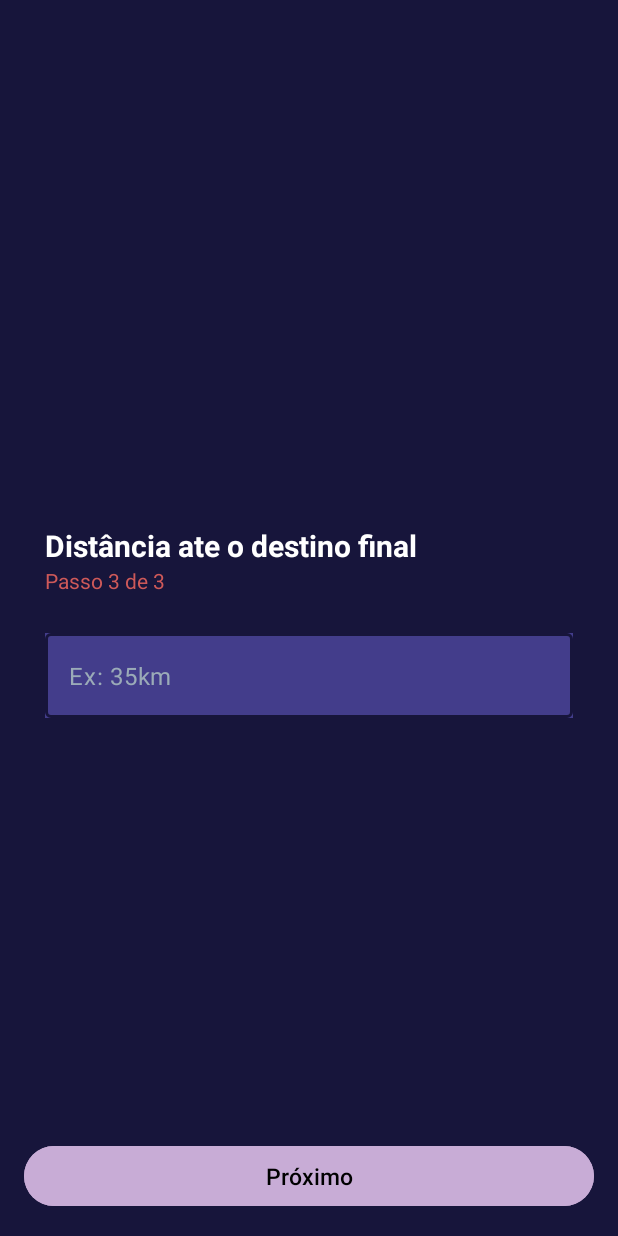
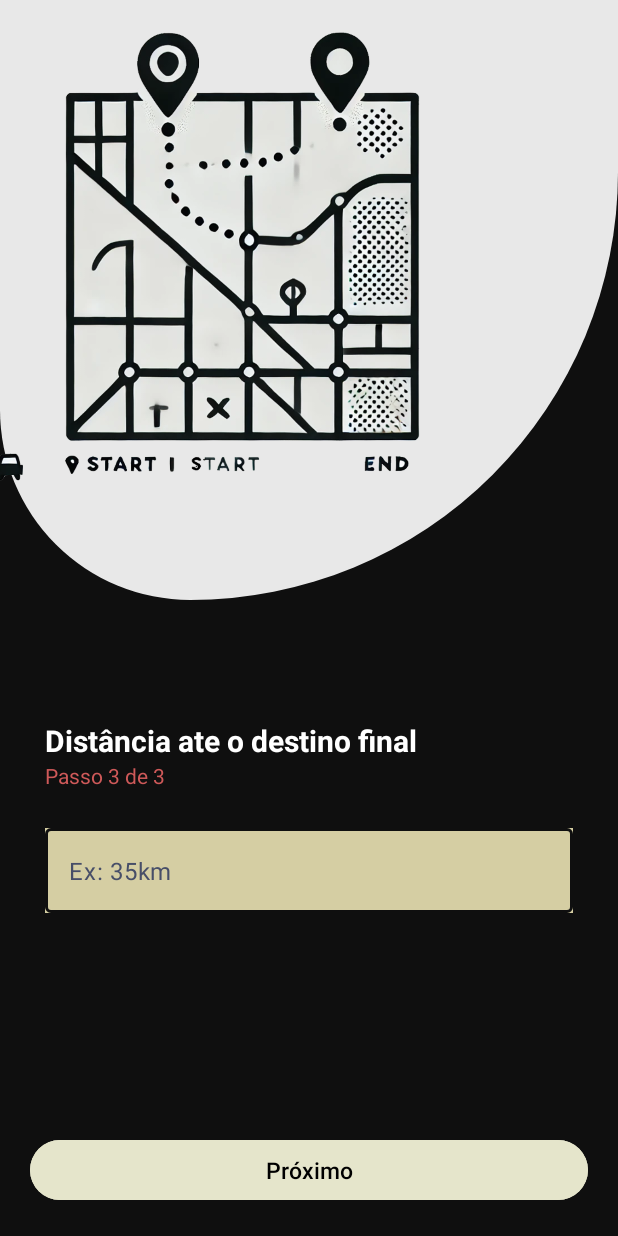
Before and after one commit to marcuspereira02/fuelCalculator, an Android app: the DistanceActivity screen opened directly, with no data from a screen before it, on a phone screen of 412 x 824 dp. Run offline under Robolectric (Android 15) with nearby library versions, the phone set to English and light mode, and no system bars.

Commit message:
moudando o layout do aplicativo

```diff
--- /dev/null
+++ b/app/src/main/res/drawable/layout_bg.xml
@@ -0,0 +1,8 @@
+<?xml version="1.0" encoding="utf-8"?>
+<shape xmlns:android="http://schemas.android.com/apk/res/android">
+    <solid android:color="#E8E8E8"/>
+    <corners android:bottomLeftRadius="400dp"
+        android:bottomRightRadius="900dp"
+        android:topLeftRadius="0dp"
+        android:topRightRadius="0dp"/>
+</shape>
--- a/app/src/main/res/layout/activity_distance.xml
+++ b/app/src/main/res/layout/activity_distance.xml
@@ -8,15 +8,39 @@
     android:layout_height="match_parent"
     tools:context=".DistanceActivity">
 
+    <androidx.constraintlayout.widget.ConstraintLayout
+        android:layout_width="match_parent"
+        android:layout_height="match_parent"
+        android:background="@color/primary">
+
+        <androidx.constraintlayout.widget.ConstraintLayout
+            android:id="@+id/constraintLayout"
+            android:layout_width="match_parent"
+            android:layout_height="400dp"
+            android:background="@drawable/layout_bg"
+            app:layout_constraintTop_toTopOf="parent"
+            app:layout_constraintStart_toStartOf="parent"
+            app:layout_constraintEnd_toEndOf="parent">
+
+            <ImageView
+                android:layout_width="wrap_content"
+                android:layout_height="330dp"
+                android:layout_marginEnd="90dp"
+                android:src="@drawable/distance_png"
+                app:layout_constraintEnd_toEndOf="parent"
+                app:layout_constraintStart_toStartOf="parent"
+                app:layout_constraintTop_toTopOf="parent" />
+        </androidx.constraintlayout.widget.ConstraintLayout>
+
         <Button
             android:id="@+id/btn_Proximo3"
             android:layout_width="match_parent"
             android:layout_height="wrap_content"
-        android:layout_margin="16dp"
+            android:layout_margin="20dp"
+            android:backgroundTint="@color/secondary"
+            android:text="Próximo"
             android:textColor="@color/black"
-        android:backgroundTint="@color/secondary"
-        android:textSize= "15dp"
-        android:text="Próximo"
+            android:textSize="15sp"
             app:layout_constraintBottom_toBottomOf="parent"
             app:layout_constraintEnd_toEndOf="parent"
             app:layout_constraintStart_toStartOf="parent" />
@@ -25,30 +49,30 @@
             android:id="@+id/textView3"
             android:layout_width="wrap_content"
             android:layout_height="wrap_content"
-        android:layout_marginTop="350dp"
             android:layout_marginStart="30dp"
+            android:layout_marginTop="80dp"
             android:text="Distância ate o destino final"
             android:textColor="@color/white"
-        android:textSize="20dp"
+            android:textSize="20sp"
             android:textStyle="bold"
             app:layout_constraintStart_toStartOf="parent"
-        app:layout_constraintTop_toTopOf="parent" />
+            app:layout_constraintTop_toBottomOf="@+id/constraintLayout" />
 
         <TextView
             android:id="@+id/textView4"
             android:layout_width="wrap_content"
             android:layout_height="wrap_content"
+            android:layout_marginStart="30dp"
             android:text="Passo 3 de 3"
             android:textColor="@color/passo"
-        android:layout_marginStart="30dp"
             app:layout_constraintStart_toStartOf="parent"
             app:layout_constraintTop_toBottomOf="@+id/textView3" />
 
         <com.google.android.material.textfield.TextInputLayout
             android:layout_width="match_parent"
             android:layout_height="wrap_content"
+            android:layout_marginStart="30dp"
             android:layout_marginTop="25dp"
-        android:layout_marginStart="30dp"
             android:layout_marginEnd="30dp"
             android:background="@color/terciary"
             app:hintEnabled="false"
@@ -60,9 +84,11 @@
                 android:id="@+id/it_Distancia"
                 android:layout_width="match_parent"
                 android:layout_height="wrap_content"
+                android:hint="Ex: 35km"
                 android:maxLength="6"
-            android:textColor="@color/white"
-            android:textColorHint="@color/caption"
-            android:hint="Ex: 35km" />
+                android:textColor="@color/black"
+                android:textColorHint="@color/caption" />
         </com.google.android.material.textfield.TextInputLayout>
     </androidx.constraintlayout.widget.ConstraintLayout>
+
+</androidx.constraintlayout.widget.ConstraintLayout>
--- a/app/src/main/res/values/colors.xml
+++ b/app/src/main/res/values/colors.xml
@@ -4,8 +4,8 @@
     <color name="white">#FFFFFFFF</color>
 
     <color name="passo">#CE5959</color>
-    <color name="primary">#17153B</color>
-    <color name="caption">#9BABB8</color>
-    <color name="secondary">#C8ACD6</color>
-    <color name ="terciary">#433D8B</color>
+    <color name="primary">#0F0F0F</color>
+    <color name="caption">#474E68</color>
+    <color name="secondary">#E5E5CB</color>
+    <color name ="terciary">#D5CEA3</color>
 </resources>
```
Also changed, not shown: app/src/main/res/layout/activity_consumption.xml (+28 -8 lines), app/src/main/res/layout/activity_main.xml (+24 -6 lines), app/src/main/res/layout/activity_price.xml (+32 -12 lines), app/src/main/res/layout/activity_result.xml (+17 -20 lines), app/src/main/res/drawable/abastecendo.PNG (added), app/src/main/res/drawable/capa.png (added), app/src/main/res/drawable/consumo.PNG (added), app/src/main/res/drawable/distance_png.png (added). Lines whose indentation alone changed are shown as unchanged.
